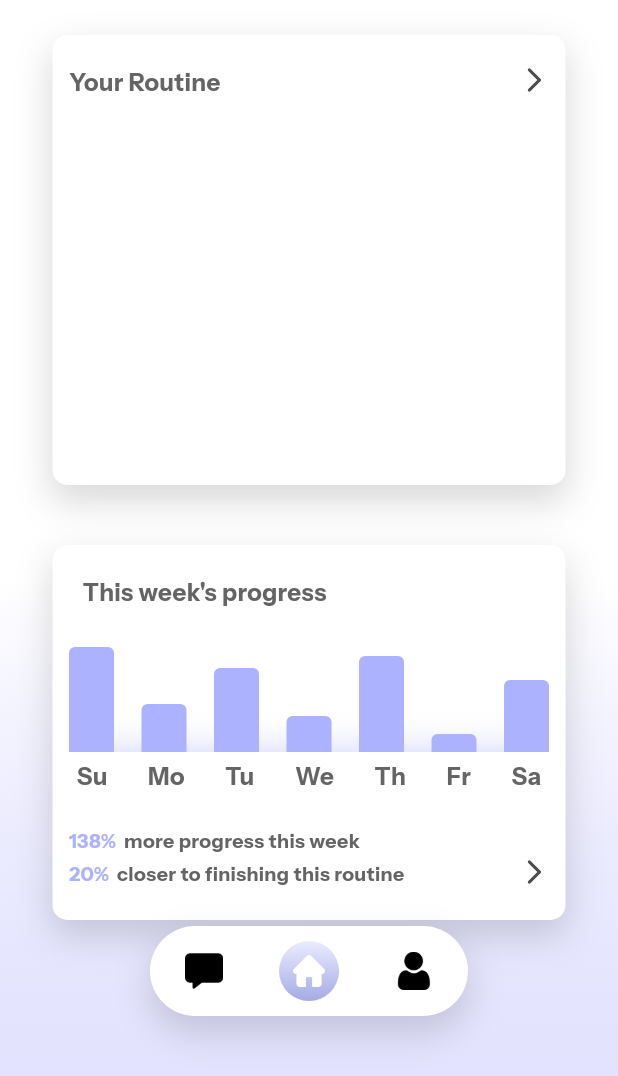
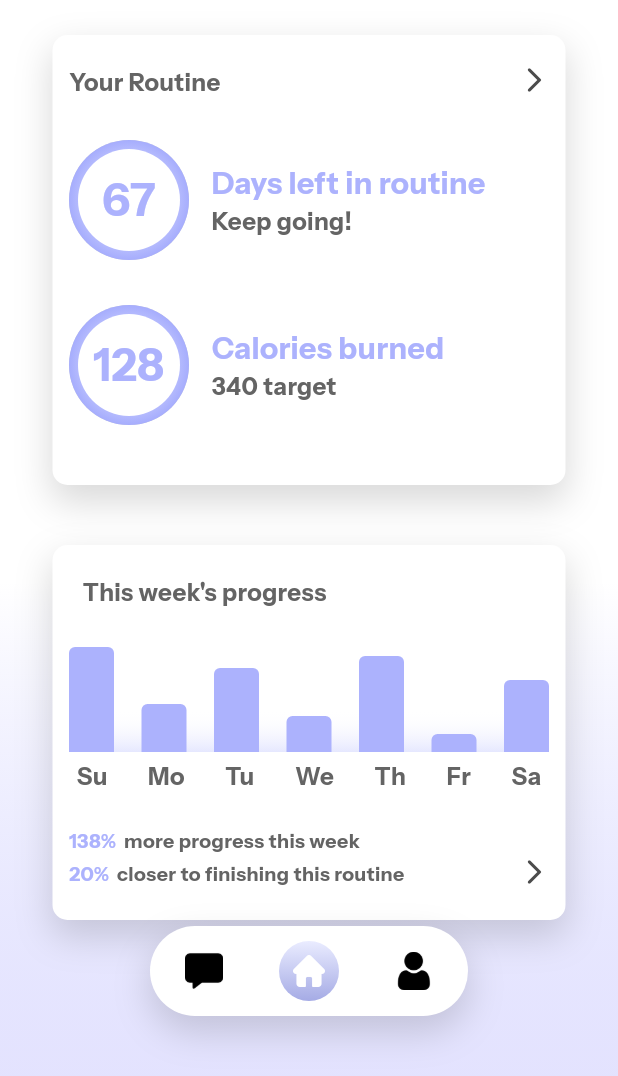
Before and after one commit to WiggleWoggle/ai_gym_advisor_app, a Flutter app: the screen it shows after launch, on a phone screen of 412 x 824 dp, the part 160-1236 px from its top. Run offline on Flutter 3.47's test engine with Material 3 defaults, Android fonts, the phone set to English and light mode, and no system bars; our stand-ins replace device_preview.

Commit message:
base ui for homepage done
the frontend for the first wireframe of the homepage is basically done, no functionality yet though

```diff
--- a/lib/pages/main/HomePage.dart
+++ b/lib/pages/main/HomePage.dart
@@ -1,4 +1,5 @@
 import 'package:flutter/material.dart';
+import 'dart:math';
 
 class HomePage extends StatefulWidget {
   const HomePage({super.key});
@@ -29,7 +30,7 @@ class _HomePageState extends State<HomePage> {
                 SizedBox(height: 130),
                 RoutineWidget(),
                 SizedBox(height: 40),
-                CalendarWidget(),
+                CalendarWidget(dayValues: [100, 40, 70, 30, 80, 15, 60],),
               ],
             ),
           ),
@@ -88,11 +89,29 @@ class _RoutineWidgetState extends State<RoutineWidget> {
                   ),
                   Padding(
                     padding: EdgeInsets.only(top: 20),
-                    child: Icon(Icons.arrow_forward_ios_rounded, color: Color.fromRGBO(75, 75, 75, 1), size: 20,)
-                  )
+                    child: Icon(
+                      Icons.arrow_forward_ios_rounded,
+                      color: Color.fromRGBO(75, 75, 75, 1),
+                      size: 20,
+                    ),
+                  ),
                 ],
               ),
-            )
+            ),
+          ),
+          SizedBox(height: 30,),
+          DynamicPieChartWidget(
+            chartTitle: "Days left in routine",
+            chartSubtext: "Keep going!",
+            currentValue: 67,
+            totalValue: 120,
+          ),
+          SizedBox(height: 30,),
+          DynamicPieChartWidget(
+            chartTitle: "Calories burned",
+            chartSubtext: "340 target",
+            currentValue: 128,
+            totalValue: 340,
           ),
         ],
       ),
@@ -100,8 +119,116 @@ class _RoutineWidgetState extends State<RoutineWidget> {
   }
 }
 
+class DynamicPieChartWidget extends StatefulWidget {
+
+  final String chartTitle;
+  final String chartSubtext;
+  final int currentValue;
+  final int totalValue;
+
+  const DynamicPieChartWidget({super.key, required this.chartTitle, required this.chartSubtext, required this.currentValue, required this.totalValue});
+
+  @override
+  State<DynamicPieChartWidget> createState() => _DynamicPieChartWidgetState();
+}
+
+class _DynamicPieChartWidgetState extends State<DynamicPieChartWidget> {
+
+  @override
+  Widget build(BuildContext context) {
+
+    double radius = 80;
+
+    return Container(
+      width: 320,
+      height: 80,
+      child: Row(
+        children: [
+          Container(
+            width: radius,
+            height: radius,
+            child: Stack(
+              children: [
+                Container(
+                  decoration: BoxDecoration(
+                    borderRadius: const BorderRadius.all(Radius.circular(90)),
+                    color: Color.fromRGBO(212, 212, 212, 1)
+                  ),
+                ),
+                Container(
+                  decoration: BoxDecoration(
+                    borderRadius: const BorderRadius.all(Radius.circular(90)),
+                    gradient: RadialGradient(
+                      colors: [Colors.white, Color.fromRGBO(166, 173, 253, 1)],
+                    ),
+                  ),
+                ),
+                Center(
+                  child: Container(
+                    width: radius - 12,
+                    height: radius - 12,
+                    decoration: BoxDecoration(
+                        borderRadius: const BorderRadius.all(Radius.circular(90)),
+                        color: Colors.white
+                    ),
+                    child: Center(
+                      child: Text(
+                        widget.currentValue.toString(),
+                        style: const TextStyle(
+                          fontFamily: 'InstrumentSans',
+                          color: Color.fromRGBO(172, 178, 253, 1),
+                          fontSize: 30,
+                          fontWeight: FontWeight.bold,
+                        ),
+                      ),
+                    ),
+                  ),
+                )
+              ],
+            ),
+          ),
+          Padding(
+            padding: EdgeInsets.only(left: 15),
+            child: Container(
+                width: 200,
+                height: 100,
+                child: Column(
+                  mainAxisAlignment: MainAxisAlignment.center,
+                  crossAxisAlignment: CrossAxisAlignment.start,
+                  children: [
+                    Text(
+                      widget.chartTitle,
+                      style: const TextStyle(
+                        fontFamily: 'InstrumentSans',
+                        color: Color.fromRGBO(172, 178, 253, 1),
+                        fontSize: 20,
+                        fontWeight: FontWeight.bold,
+                      ),
+                    ),
+                    Text(
+                     widget.chartSubtext,
+                      style: const TextStyle(
+                        fontFamily: 'InstrumentSans',
+                        color: Color.fromRGBO(100, 100, 100, 1),
+                        fontSize: 16,
+                        fontWeight: FontWeight.bold,
+                      ),
+                    ),
+                  ],
+                )
+            )
+          )
+        ],
+      ),
+    );
+  }
+}
+
 class CalendarWidget extends StatefulWidget {
-  const CalendarWidget({super.key});
+
+  final List<int> dayValues;
+
+  const CalendarWidget({super.key, required this.dayValues});
 
   @override
   State<CalendarWidget> createState() => _CalendarWidgetState();
@@ -167,13 +294,13 @@ class _CalendarWidgetState extends State<CalendarWidget> {
                   mainAxisAlignment: MainAxisAlignment.spaceBetween,
                   crossAxisAlignment: CrossAxisAlignment.end,
                   children: [
-                    BarGraphBarWidget(dayProgressPercent: 100),
-                    BarGraphBarWidget(dayProgressPercent: 40),
-                    BarGraphBarWidget(dayProgressPercent: 70),
-                    BarGraphBarWidget(dayProgressPercent: 30),
-                    BarGraphBarWidget(dayProgressPercent: 80),
-                    BarGraphBarWidget(dayProgressPercent: 15),
-                    BarGraphBarWidget(dayProgressPercent: 60),
+                    BarGraphBarWidget(dayProgressPercent: widget.dayValues[0]),
+                    BarGraphBarWidget(dayProgressPercent: widget.dayValues[1]),
+                    BarGraphBarWidget(dayProgressPercent: widget.dayValues[2]),
+                    BarGraphBarWidget(dayProgressPercent: widget.dayValues[3]),
+                    BarGraphBarWidget(dayProgressPercent: widget.dayValues[4]),
+                    BarGraphBarWidget(dayProgressPercent: widget.dayValues[5]),
+                    BarGraphBarWidget(dayProgressPercent: widget.dayValues[6]),
                   ],
                 ),
               ],
```
